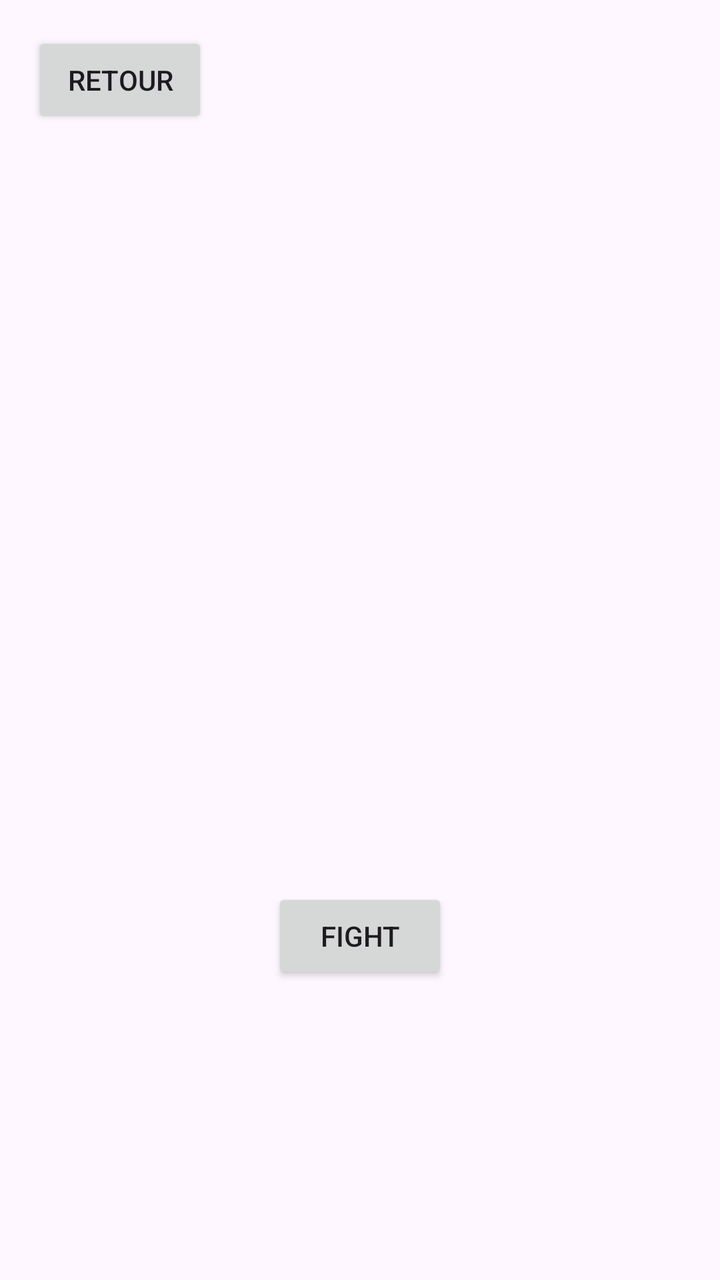
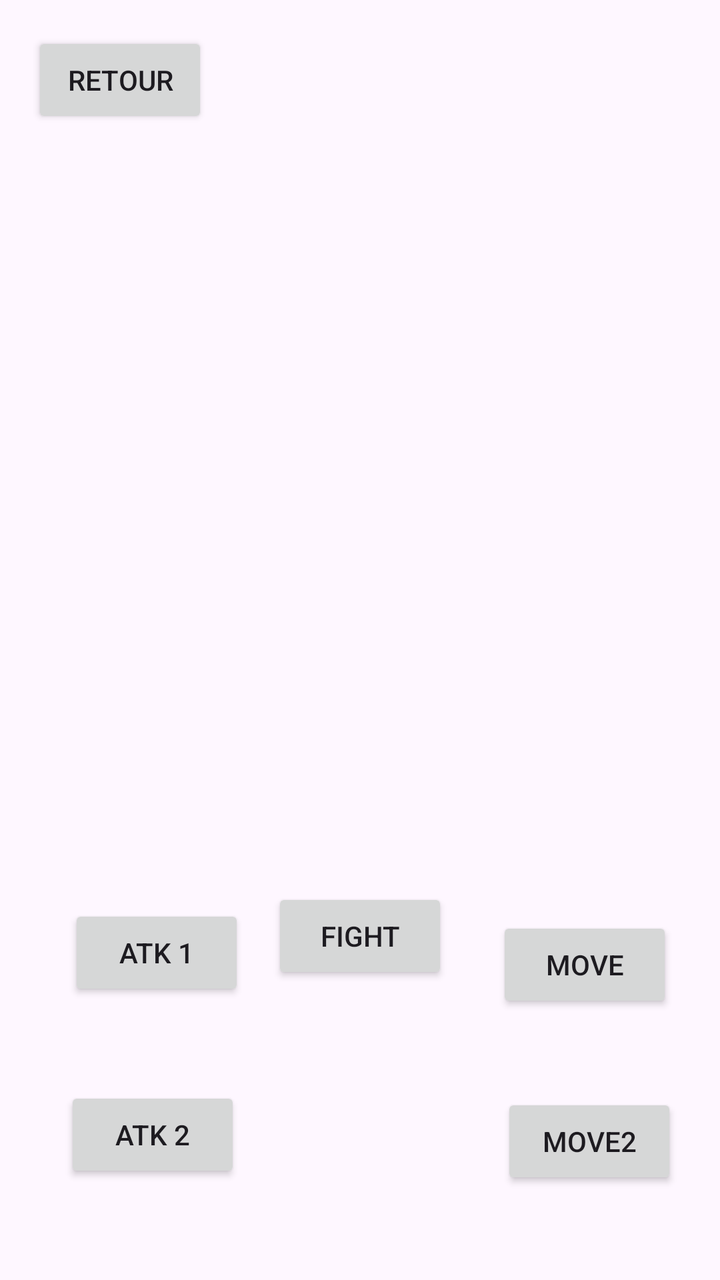

An Android layout rendered at two revisions. The XML below is the earlier revision; the diff shows what the commit changed to produce the second picture.
<!-- AndroidManifest.xml: application theme Theme.ArenaFight -->
<!-- res/layout/activity_combat.xml -->
<?xml version="1.0" encoding="utf-8"?>
<androidx.constraintlayout.widget.ConstraintLayout
        xmlns:android="http://schemas.android.com/apk/res/android"
        xmlns:tools="http://schemas.android.com/tools"
        xmlns:app="http://schemas.android.com/apk/res-auto"
        android:id="@+id/main"
        android:layout_width="match_parent"
        android:layout_height="match_parent"
        tools:context=".CombatActivity">

    
    <Button
            android:id="@+id/btnFight"
            android:layout_width="wrap_content"
            android:layout_height="wrap_content"
            android:text="@string/fight"
            app:layout_constraintBottom_toBottomOf="parent"
            app:layout_constraintEnd_toEndOf="parent"
            app:layout_constraintStart_toStartOf="parent"
            app:layout_constraintTop_toTopOf="parent"
            app:layout_constraintVertical_bias="0.75"/>

    
    <Button
            android:id="@+id/Retour"
            android:layout_width="wrap_content"
            android:layout_height="wrap_content"
            android:text="@string/retour"
            app:layout_constraintTop_toTopOf="parent"
            app:layout_constraintStart_toStartOf="parent"
            android:layout_margin="16dp"/>

    
    <FrameLayout
            android:id="@+id/frameLayoutJoueur"
            android:layout_width="120dp"
            android:layout_height="120dp"
            app:layout_constraintStart_toStartOf="parent"
            app:layout_constraintBottom_toBottomOf="parent"
            app:layout_constraintTop_toTopOf="parent"
            app:layout_constraintEnd_toEndOf="parent">

        
        <ImageView
                android:id="@+id/imageJoueur"
                android:layout_width="match_parent"
                android:layout_height="match_parent"
                android:contentDescription="@string/imgjoueur"
                android:scaleType="fitCenter"/>

    </FrameLayout>


    <LinearLayout
            android:id="@+id/layoutPlateau"
            android:layout_width="wrap_content"
            android:layout_height="wrap_content"
            android:orientation="horizontal"
            app:layout_constraintTop_toTopOf="parent"
            app:layout_constraintBottom_toBottomOf="parent"
            app:layout_constraintStart_toStartOf="parent"
            app:layout_constraintEnd_toEndOf="parent"/>
</androidx.constraintlayout.widget.ConstraintLayout>
<!-- resources referenced by this layout -->
<resources>
  <string name="fight">fight</string>
  <string name="imgjoueur">imgjoueur</string>
  <string name="retour">Retour</string>
  <style name="Theme.ArenaFight" parent="Base.Theme.ArenaFight" />
  <style name="Base.Theme.ArenaFight" parent="Theme.Material3.DayNight.NoActionBar">
          
          
      </style>
</resources>

<!-- the commit's change to res/layout/activity_combat.xml (unified diff, before → after) -->
@@ -60,4 +60,40 @@
             app:layout_constraintBottom_toBottomOf="parent"
             app:layout_constraintStart_toStartOf="parent"
             app:layout_constraintEnd_toEndOf="parent"/>
+
+    <Button
+            android:id="@+id/btnAtk1"
+            android:layout_width="wrap_content"
+            android:layout_height="wrap_content"
+            android:text="@string/atk_1"
+            app:layout_constraintStart_toStartOf="parent"
+            app:layout_constraintHorizontal_bias="0.126" app:layout_constraintTop_toTopOf="parent"
+            app:layout_constraintVertical_bias="0.913" app:layout_constraintEnd_toEndOf="parent"
+            app:layout_constraintBottom_toTopOf="@+id/btnAtk2"/>
+    <Button
+            android:id="@+id/btnAtk2"
+            android:layout_width="wrap_content"
+            android:layout_height="wrap_content"
+            android:text="@string/atk_2" app:layout_constraintBottom_toBottomOf="parent"
+            app:layout_constraintStart_toStartOf="parent"
+            app:layout_constraintHorizontal_bias="0.198"
+            app:layout_constraintVertical_bias="0.918" app:layout_constraintEnd_toStartOf="@+id/btnMove2"
+            app:layout_constraintTop_toTopOf="parent"/>
+    <Button
+            android:id="@+id/btnMove1"
+            android:layout_width="wrap_content"
+            android:layout_height="wrap_content"
+            android:text="@string/move" app:layout_constraintBottom_toBottomOf="parent"
+            app:layout_constraintEnd_toEndOf="parent"
+            app:layout_constraintHorizontal_bias="0.841" app:layout_constraintVertical_bias="0.774"
+            app:layout_constraintTop_toTopOf="parent" app:layout_constraintStart_toEndOf="@+id/btnAtk1"/>
+    <Button
+            android:id="@+id/btnMove2"
+            android:layout_width="wrap_content"
+            android:layout_height="wrap_content"
+            android:text="Move2"
+            app:layout_constraintEnd_toEndOf="parent"
+            app:layout_constraintBottom_toBottomOf="parent" app:layout_constraintTop_toBottomOf="@+id/btnMove1"
+            app:layout_constraintHorizontal_bias="0.921" app:layout_constraintVertical_bias="0.471"
+            app:layout_constraintStart_toStartOf="parent"/>
 </androidx.constraintlayout.widget.ConstraintLayout>
<!-- resource entries referenced after the edit -->
@@ -1,7 +1,10 @@
 <!-- resources referenced by this layout -->
 <resources>
+  <string name="atk_1">Atk 1</string>
+  <string name="atk_2">Atk 2</string>
   <string name="fight">fight</string>
   <string name="imgjoueur">imgjoueur</string>
+  <string name="move">Move</string>
   <string name="retour">Retour</string>
   <style name="Theme.ArenaFight" parent="Base.Theme.ArenaFight" />
   <style name="Base.Theme.ArenaFight" parent="Theme.Material3.DayNight.NoActionBar">
